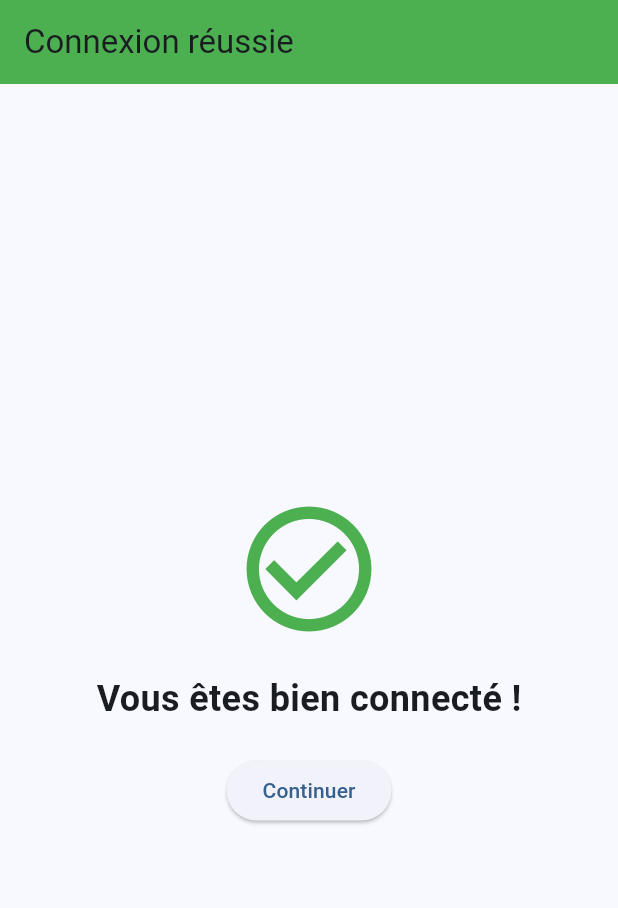
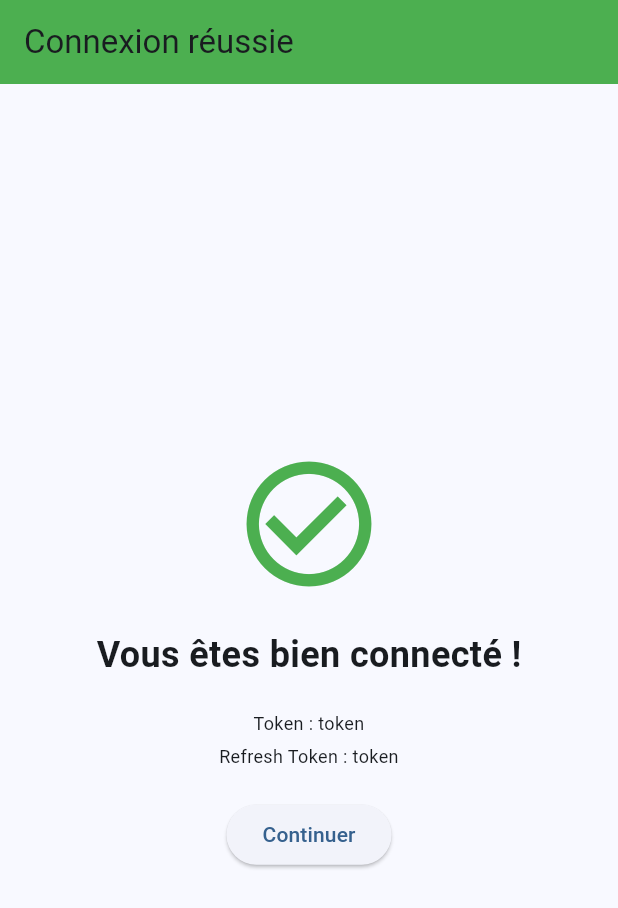
Before and after one commit to 2iAcademy/BeeSure, a Flutter app: the SuccessPage screen opened directly, on a phone screen of 412 x 824 dp. Shown: the top 908 px of the screen. Run offline on Flutter 3.47's test engine with Material 3 defaults, Android fonts, the phone set to English and light mode, and no system bars; our stand-ins replace flutter_dotenv, flutter_secure_storage, logger; accounts and stored records are empty.

Commit message:
login flutter + API backend successfuly

```diff
--- a/apps/mobile_app/lib/views/default_home_page.dart
+++ b/apps/mobile_app/lib/views/default_home_page.dart
@@ -57,7 +57,6 @@ class _MyHomePageState extends State<MyHomePage> {
   Widget Signup_button(BuildContext context) {
     return ElevatedButton(
       onPressed: () {
-        Navigator.push(
         Navigator.push(
           context,
           MaterialPageRoute(builder: (context) => const SignupPage()),
--- a/apps/mobile_app/lib/views/success_page.dart
+++ b/apps/mobile_app/lib/views/success_page.dart
@@ -1,7 +1,34 @@
 import 'package:flutter/material.dart';
+import 'package:flutter_secure_storage/flutter_secure_storage.dart';
 
-class SuccessPage extends StatelessWidget {
+class SuccessPage extends StatefulWidget {
   const SuccessPage({super.key});
+
+  @override
+  State<SuccessPage> createState() => _SuccessPageState();
+}
+
+class _SuccessPageState extends State<SuccessPage> {
+  final FlutterSecureStorage _storage = const FlutterSecureStorage();
+  String _accessToken = 'Chargement...';
+  String _refreshToken = 'Chargement...';
+
+  @override
+  void initState() {
+    super.initState();
+    _loadToken();
+  }
+
+  Future<void> _loadToken() async {
+    final token = await _storage.read(key: 'accessToken');
+    setState(() {
+      _accessToken = token ?? 'Aucun token trouvé';
+    });
+    final refreshtoken = await _storage.read(key: 'refreshToken');
+    setState(() {
+      _refreshToken = refreshtoken ?? 'Aucun token trouvé';
+    });
+  }
 
   @override
   Widget build(BuildContext context) {
@@ -28,9 +55,28 @@ class SuccessPage extends StatelessWidget {
               ),
             ),
             const SizedBox(height: 20),
+            // Affichage du token
+            Padding(
+              padding: const EdgeInsets.symmetric(horizontal: 20),
+              child: Column(
+                children: [
+                  Text(
+                    'Token : $_accessToken',
+                    style: const TextStyle(fontSize: 12),
+                    textAlign: TextAlign.center,
+                  ),
+                  const SizedBox(height: 5), // Espacement entre les lignes
+                  Text(
+                    'Refresh Token : $_refreshToken',
+                    style: const TextStyle(fontSize: 12),
+                    textAlign: TextAlign.center,
+                  ),
+                ],
+              ),
+            ),
+            const SizedBox(height: 20),
             ElevatedButton(
               onPressed: () {
-                // Exemple : Rediriger vers une autre page après la connexion
                 Navigator.pushReplacementNamed(context, '/');
               },
               child: const Text('Continuer'),
--- a/apps/mobile_app/pubspec.yaml
+++ b/apps/mobile_app/pubspec.yaml
@@ -50,6 +50,10 @@ dependencies:
 
   # Logging
   logger: ^2.0.2+1
+
+  #Stackage Token
+  flutter_secure_storage: ^8.0.0
+
 
 dev_dependencies:
   flutter_test:
```
Also changed, not shown: apps/mobile_app/lib/view_models/login_view_model.dart (+9 -2 lines), 1 other file.
